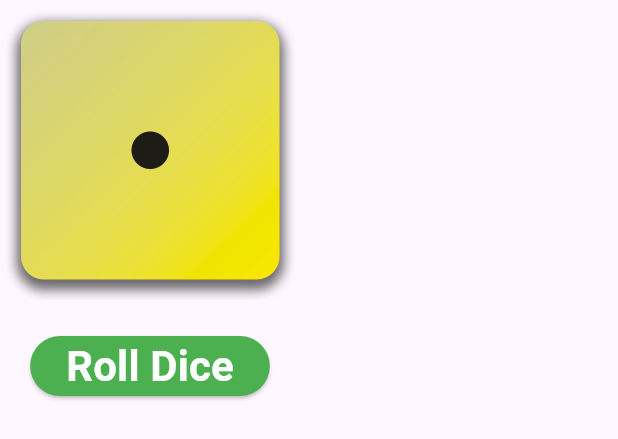
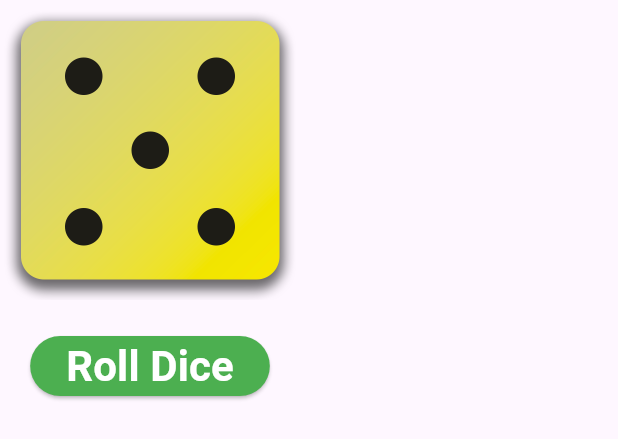
Before and after one commit to RishavGupta1C/myapp1, a Flutter app: the DiceRoller widget shown alone on an empty page, opened directly, after a tap on "Roll Dice", on a phone screen of 412 x 824 dp. Shown: the top 439 px of the screen. Run offline on Flutter 3.47's test engine with Material 2 defaults, Android fonts, the phone set to English and light mode, and no system bars.

Commit message:
commit_5

```diff
--- a/lib/dice_roller.dart
+++ b/lib/dice_roller.dart
@@ -1,5 +1,8 @@
+import 'dart:math';
 import 'package:flutter/material.dart';
 import 'package:myapp1/text_style.dart';
+
+final randomizer = Random();
 
 // We can add const canstructor here
 class DiceRoller extends StatefulWidget {
@@ -14,14 +17,22 @@ class DiceRoller extends StatefulWidget {
 // underscore tells flutter that this class is private to this file and won't be able to call even if imported
 // As state object can change we don't add const construbtor
 class _DiceRollerState extends State<DiceRoller> {
-  var activeDiceImage = 'assets/images/dice-1.png';
+  var currentDiceRoll = 1;
+
+  void rollDice() {
+    // set State using anonymous function
+    setState(() {
+      currentDiceRoll =
+          randomizer.nextInt(6) + 1; // gives random numbers between 1 and 6
+    });
+  }
 
   @override
   Widget build(BuildContext context) {
     return Column(
       mainAxisSize: MainAxisSize.min,
       children: [
-        Image.asset(activeDiceImage, width: 200),
+        Image.asset('assets/images/dice-$currentDiceRoll.png', width: 200),
         // Sized Box is a special widget which has a fixed width and height
         // Unlike others whose size depends on the content inside
         const SizedBox(height: 20),
@@ -36,8 +47,4 @@ class _DiceRollerState extends State<DiceRoller> {
       ],
     );
   }
-
-  void rollDice() {
-    activeDiceImage = 'assets/images/dice-3.png';
-  }
 }
```
